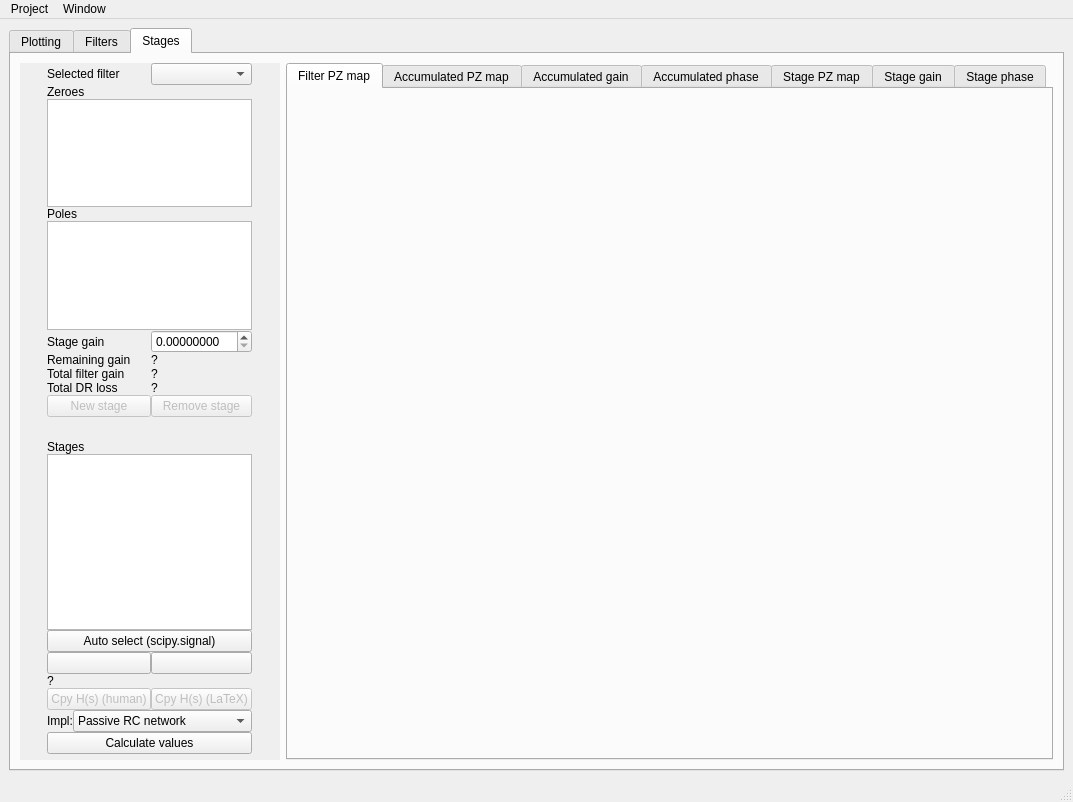
Before: the Qt Designer form designer/mainwindow.ui in juan-sb/filtertool-tc22, drawn with Qt 5.
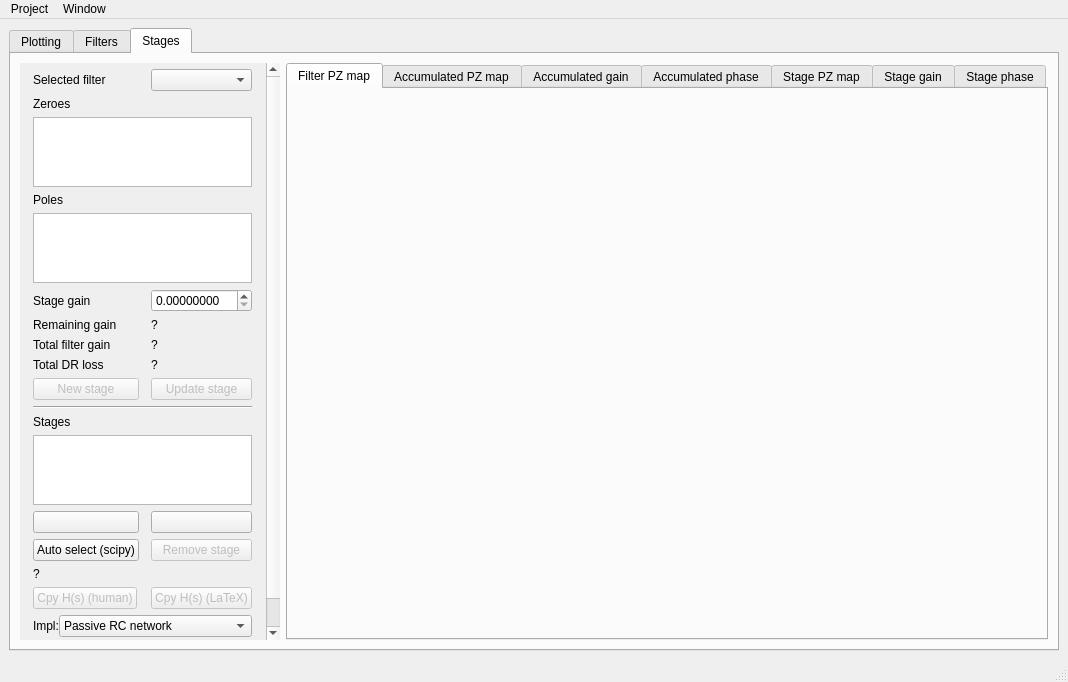
After: the same form once the commit is applied. The open tabs and pages were chosen to show the change. Icons and pictures are not drawn. Custom widgets are drawn as their Qt base class.

What changed in the file:
```diff
--- a/designer/mainwindow.ui
+++ b/designer/mainwindow.ui
@@ -6,8 +6,8 @@
    <rect>
     <x>0</x>
     <y>0</y>
-    <width>1073</width>
-    <height>802</height>
+    <width>1068</width>
+    <height>682</height>
    </rect>
   </property>
   <property name="acceptDrops">
@@ -2362,8 +2362,8 @@
             <rect>
              <x>0</x>
              <y>0</y>
-             <width>239</width>
-             <height>723</height>
+             <width>243</width>
+             <height>617</height>
             </rect>
            </property>
            <property name="sizePolicy">
@@ -2401,142 +2401,26 @@
              <number>7</number>
             </property>
             <item row="0" column="0">
-             <layout class="QGridLayout" name="gridLayout_12" rowstretch="0,0,0,0,0,0,0,0,0,0,0,0,0,0,0,0,0,0,0,0">
+             <layout class="QGridLayout" name="gridLayout_12" rowstretch="0,0,0,0,0,0,0,0,0,0,0,0,0,0,0,0,0,0,0,0,0,0">
               <property name="leftMargin">
                <number>6</number>
               </property>
+              <property name="topMargin">
+               <number>6</number>
+              </property>
               <property name="rightMargin">
                <number>6</number>
               </property>
               <property name="bottomMargin">
                <number>6</number>
               </property>
-              <item row="5" column="1">
-               <widget class="QDoubleSpinBox" name="stage_gain_box">
-                <property name="sizePolicy">
-                 <sizepolicy hsizetype="Preferred" vsizetype="Fixed">
-                  <horstretch>0</horstretch>
-                  <verstretch>0</verstretch>
-                 </sizepolicy>
-                </property>
-                <property name="decimals">
-                 <number>8</number>
-                </property>
-               </widget>
-              </item>
-              <item row="2" column="0" colspan="2">
-               <widget class="QListWidget" name="zeros_list">
-                <property name="sizePolicy">
-                 <sizepolicy hsizetype="Expanding" vsizetype="Expanding">
-                  <horstretch>0</horstretch>
-                  <verstretch>0</verstretch>
-                 </sizepolicy>
-                </property>
-                <property name="maximumSize">
-                 <size>
-                  <width>16777215</width>
-                  <height>125</height>
-                 </size>
-                </property>
-                <property name="selectionMode">
-                 <enum>QAbstractItemView::MultiSelection</enum>
-                </property>
-               </widget>
-              </item>
-              <item row="0" column="1">
-               <widget class="QComboBox" name="stages_selfil_cb"/>
-              </item>
-              <item row="8" column="0">
-               <widget class="QLabel" name="label_38">
-                <property name="text">
-                 <string>Total DR loss</string>
-                </property>
-               </widget>
-              </item>
-              <item row="7" column="1">
-               <widget class="QLabel" name="total_filtgain_label">
-                <property name="text">
-                 <string>?</string>
-                </property>
-               </widget>
-              </item>
-              <item row="4" column="0" colspan="2">
-               <widget class="QListWidget" name="poles_list">
-                <property name="sizePolicy">
-                 <sizepolicy hsizetype="Expanding" vsizetype="Expanding">
-                  <horstretch>0</horstretch>
-                  <verstretch>0</verstretch>
-                 </sizepolicy>
-                </property>
-                <property name="minimumSize">
-                 <size>
-                  <width>0</width>
-                  <height>0</height>
-                 </size>
-                </property>
-                <property name="maximumSize">
-                 <size>
-                  <width>16777215</width>
-                  <height>125</height>
-                 </size>
-                </property>
-                <property name="selectionMode">
-                 <enum>QAbstractItemView::MultiSelection</enum>
-                </property>
-               </widget>
-              </item>
-              <item row="9" column="0">
-               <widget class="QPushButton" name="new_stage_btn">
-                <property name="enabled">
-                 <bool>false</bool>
-                </property>
-                <property name="sizePolicy">
-                 <sizepolicy hsizetype="Minimum" vsizetype="Fixed">
-                  <horstretch>0</horstretch>
-                  <verstretch>0</verstretch>
-                 </sizepolicy>
-                </property>
-                <property name="text">
-                 <string>New stage</string>
-                </property>
-               </widget>
-              </item>
-              <item row="0" column="0">
-               <widget class="QLabel" name="label_31">
-                <property name="text">
-                 <string>Selected filter</string>
-                </property>
-               </widget>
-              </item>
-              <item row="7" column="0">
-               <widget class="QLabel" name="label_34">
-                <property name="text">
-                 <string>Total filter gain</string>
-                </property>
-               </widget>
-              </item>
-              <item row="11" column="0" colspan="2">
-               <widget class="QLabel" name="label_87">
-                <property name="text">
-                 <string>Stages</string>
-                </property>
-               </widget>
-              </item>
-              <item row="6" column="1">
-               <widget class="QLabel" name="remaining_gain_text">
-                <property name="text">
-                 <string>?</string>
-                </property>
-               </widget>
-              </item>
-              <item row="14" column="0" colspan="2">
-               <widget class="QPushButton" name="autoselectstagessp_btn">
-                <property name="text">
-                 <string>Auto select (scipy.signal)</string>
-                </property>
-               </widget>
-              </item>
-              <item row="15" column="0">
+              <property name="horizontalSpacing">
+               <number>12</number>
+              </property>
+              <property name="verticalSpacing">
+               <number>6</number>
+              </property>
+              <item row="16" column="0">
                <widget class="QPushButton" name="sswapdown_btn">
                 <property name="text">
                  <string/>
@@ -2547,20 +2431,10 @@
                 </property>
                </widget>
               </item>
-              <item row="1" column="0" colspan="2">
-               <widget class="QLabel" name="label_88">
-                <property name="sizePolicy">
-                 <sizepolicy hsizetype="Maximum" vsizetype="Preferred">
-                  <horstretch>0</horstretch>
-                  <verstretch>0</verstretch>
-                 </sizepolicy>
-                </property>
-                <property name="text">
-                 <string>Zeroes</string>
-                </property>
-               </widget>
+              <item row="0" column="1">
+               <widget class="QComboBox" name="stages_selfil_cb"/>
               </item>
-              <item row="17" column="1">
+              <item row="19" column="1">
                <widget class="QPushButton" name="sgetHlatex_btn">
                 <property name="enabled">
                  <bool>false</bool>
@@ -2576,72 +2450,6 @@
                 </property>
                </widget>
               </item>
-              <item row="9" column="1">
-               <widget class="QPushButton" name="remove_stage_btn">
-                <property name="enabled">
-                 <bool>false</bool>
-                </property>
-                <property name="sizePolicy">
-                 <sizepolicy hsizetype="Minimum" vsizetype="Fixed">
-                  <horstretch>0</horstretch>
-                  <verstretch>0</verstretch>
-                 </sizepolicy>
-                </property>
-                <property name="maximumSize">
-                 <size>
-                  <width>16777215</width>
-                  <height>16777215</height>
-                 </size>
-                </property>
-                <property name="text">
-                 <string>Remove stage</string>
-                </property>
-               </widget>
-              </item>
-              <item row="6" column="0">
-               <widget class="QLabel" name="label_91">
-                <property name="text">
-                 <string>Remaining gain</string>
-                </property>
-               </widget>
-              </item>
-              <item row="5" column="0">
-               <widget class="QLabel" name="label_90">
-                <property name="text">
-                 <string>Stage gain</string>
-                </property>
-               </widget>
-              </item>
-              <item row="8" column="1">
-               <widget class="QLabel" name="total_filtdrloss_label">
-                <property name="text">
-                 <string>?</string>
-                </property>
-               </widget>
-              </item>
-              <item row="19" column="0" colspan="2">
-               <widget class="QPushButton" name="si_calc_btn">
-                <property name="text">
-                 <string>Calculate values</string>
-                </property>
-               </widget>
-              </item>
-              <item row="17" column="0">
-               <widget class="QPushButton" name="sgetHhuman_btn">
-                <property name="enabled">
-                 <bool>false</bool>
-                </property>
-                <property name="sizePolicy">
-                 <sizepolicy hsizetype="Maximum" vsizetype="Fixed">
-                  <horstretch>0</horstretch>
-                  <verstretch>0</verstretch>
-                 </sizepolicy>
-                </property>
-                <property name="text">
-                 <string>Cpy H(s) (human)</string>
-                </property>
-               </widget>
-              </item>
               <item row="3" column="0" colspan="2">
                <widget class="QLabel" name="label_89">
                 <property name="sizePolicy">
@@ -2655,7 +2463,58 @@
                 </property>
                </widget>
               </item>
-              <item row="18" column="0" colspan="2">
+              <item row="10" column="0">
+               <spacer name="verticalSpacer_3">
+                <property name="orientation">
+                 <enum>Qt::Vertical</enum>
+                </property>
+                <property name="sizeHint" stdset="0">
+                 <size>
+                  <width>20</width>
+                  <height>40</height>
+                 </size>
+                </property>
+               </spacer>
+              </item>
+              <item row="13" column="0" colspan="2">
+               <widget class="QListWidget" name="stages_list">
+                <property name="sizePolicy">
+                 <sizepolicy hsizetype="Expanding" vsizetype="Expanding">
+                  <horstretch>0</horstretch>
+                  <verstretch>0</verstretch>
+                 </sizepolicy>
+                </property>
+               </widget>
+              </item>
+              <item row="6" column="0">
+               <widget class="QLabel" name="label_91">
+                <property name="text">
+                 <string>Remaining gain</string>
+                </property>
+               </widget>
+              </item>
+              <item row="0" column="0">
+               <widget class="QLabel" name="label_31">
+                <property name="text">
+                 <string>Selected filter</string>
+                </property>
+               </widget>
+              </item>
+              <item row="8" column="0">
+               <widget class="QLabel" name="label_38">
+                <property name="text">
+                 <string>Total DR loss</string>
+                </property>
+               </widget>
+              </item>
+              <item row="7" column="1">
+               <widget class="QLabel" name="total_filtgain_label">
+                <property name="text">
+                 <string>?</string>
+                </property>
+               </widget>
+              </item>
+              <item row="20" column="0" colspan="2">
                <layout class="QHBoxLayout" name="horizontalLayout_6" stretch="0,1">
                 <item>
                  <widget class="QLabel" name="label_37">
@@ -2731,8 +2590,11 @@
                 </item>
                </layout>
               </item>
-              <item row="15" column="1">
-               <widget class="QPushButton" name="sswapup_btn">
+              <item row="9" column="0">
+               <widget class="QPushButton" name="new_stage_btn">
+                <property name="enabled">
+                 <bool>false</bool>
+                </property>
                 <property name="sizePolicy">
                  <sizepolicy hsizetype="Minimum" vsizetype="Fixed">
                   <horstretch>0</horstretch>
@@ -2740,11 +2602,11 @@
                  </sizepolicy>
                 </property>
                 <property name="text">
-                 <string/>
+                 <string>New stage</string>
                 </property>
                </widget>
               </item>
-              <item row="16" column="0" colspan="2">
+              <item row="18" column="0" colspan="2">
                <widget class="QLabel" name="si_info">
                 <property name="maximumSize">
                  <size>
@@ -2757,26 +2619,208 @@
                 </property>
                </widget>
               </item>
-              <item row="10" column="0">
-               <spacer name="verticalSpacer_3">
-                <property name="orientation">
-                 <enum>Qt::Vertical</enum>
+              <item row="19" column="0">
+               <widget class="QPushButton" name="sgetHhuman_btn">
+                <property name="enabled">
+                 <bool>false</bool>
                 </property>
-                <property name="sizeHint" stdset="0">
-                 <size>
-                  <width>20</width>
-                  <height>40</height>
-                 </size>
+                <property name="sizePolicy">
+                 <sizepolicy hsizetype="Maximum" vsizetype="Fixed">
+                  <horstretch>0</horstretch>
+                  <verstretch>0</verstretch>
+                 </sizepolicy>
                 </property>
-               </spacer>
+                <property name="text">
+                 <string>Cpy H(s) (human)</string>
+                </property>
+               </widget>
+              </item>
+              <item row="8" column="1">
+               <widget class="QLabel" name="total_filtdrloss_label">
+                <property name="text">
+                 <string>?</string>
+                </property>
+               </widget>
+              </item>
+              <item row="5" column="0">
+               <widget class="QLabel" name="label_90">
+                <property name="text">
+                 <string>Stage gain</string>
+                </property>
+               </widget>
+              </item>
+              <item row="7" column="0">
+               <widget class="QLabel" name="label_34">
+                <property name="text">
+                 <string>Total filter gain</string>
+                </property>
+               </widget>
+              </item>
+              <item row="6" column="1">
+               <widget class="QLabel" name="remaining_gain_text">
+                <property name="text">
+                 <string>?</string>
+                </property>
+               </widget>
               </item>
               <item row="12" column="0" colspan="2">
-               <widget class="QListWidget" name="stages_list">
+               <widget class="QLabel" name="label_87">
                 <property name="sizePolicy">
+                 <sizepolicy hsizetype="Preferred" vsizetype="Fixed">
+                  <horstretch>0</horstretch>
+                  <verstretch>0</verstretch>
+                 </sizepolicy>
+                </property>
+                <property name="maximumSize">
+                 <size>
+                  <width>1957844</width>
+                  <height>20</height>
+                 </size>
+                </property>
+                <property name="text">
+                 <string>Stages</string>
+                </property>
+               </widget>
+              </item>
+              <item row="2" column="0" colspan="2">
+               <widget class="QListWidget" name="zeros_list">
+                <property name="sizePolicy">
                  <sizepolicy hsizetype="Expanding" vsizetype="Expanding">
                   <horstretch>0</horstretch>
                   <verstretch>0</verstretch>
                  </sizepolicy>
+                </property>
+                <property name="maximumSize">
+                 <size>
+                  <width>16777215</width>
+                  <height>125</height>
+                 </size>
+                </property>
+                <property name="selectionMode">
+                 <enum>QAbstractItemView::MultiSelection</enum>
+                </property>
+               </widget>
+              </item>
+              <item row="1" column="0" colspan="2">
+               <widget class="QLabel" name="label_88">
+                <property name="sizePolicy">
+                 <sizepolicy hsizetype="Maximum" vsizetype="Preferred">
+                  <horstretch>0</horstretch>
+                  <verstretch>0</verstretch>
+                 </sizepolicy>
+                </property>
+                <property name="text">
+                 <string>Zeroes</string>
+                </property>
+               </widget>
+              </item>
+              <item row="21" column="0" colspan="2">
+               <widget class="QPushButton" name="si_calc_btn">
+                <property name="text">
+                 <string>Calculate values</string>
+                </property>
+               </widget>
+              </item>
+              <item row="16" column="1">
+               <widget class="QPushButton" name="sswapup_btn">
+                <property name="sizePolicy">
+                 <sizepolicy hsizetype="Minimum" vsizetype="Fixed">
+                  <horstretch>0</horstretch>
+                  <verstretch>0</verstretch>
+                 </sizepolicy>
+                </property>
+                <property name="text">
+                 <string/>
+                </property>
+               </widget>
+              </item>
+              <item row="4" column="0" colspan="2">
+               <widget class="QListWidget" name="poles_list">
+                <property name="sizePolicy">
+                 <sizepolicy hsizetype="Expanding" vsizetype="Expanding">
+                  <horstretch>0</horstretch>
+                  <verstretch>0</verstretch>
+                 </sizepolicy>
+                </property>
+                <property name="minimumSize">
+                 <size>
+                  <width>0</width>
+                  <height>0</height>
+                 </size>
+                </property>
+                <property name="maximumSize">
+                 <size>
+                  <width>16777215</width>
+                  <height>125</height>
+                 </size>
+                </property>
+                <property name="selectionMode">
+                 <enum>QAbstractItemView::MultiSelection</enum>
+                </property>
+               </widget>
+              </item>
+              <item row="5" column="1">
+               <widget class="QDoubleSpinBox" name="stage_gain_box">
+                <property name="sizePolicy">
+                 <sizepolicy hsizetype="Preferred" vsizetype="Fixed">
+                  <horstretch>0</horstretch>
+                  <verstretch>0</verstretch>
+                 </sizepolicy>
+                </property>
+                <property name="decimals">
+                 <number>8</number>
+                </property>
+               </widget>
+              </item>
+              <item row="17" column="0">
+               <widget class="QPushButton" name="autoselectstagessp_btn">
+                <property name="text">
+                 <string>Auto select (scipy)</string>
+                </property>
+               </widget>
+              </item>
+              <item row="17" column="1">
+               <widget class="QPushButton" name="remove_stage_btn">
+                <property name="enabled">
+                 <bool>false</bool>
+                </property>
+                <property name="sizePolicy">
+                 <sizepolicy hsizetype="Minimum" vsizetype="Fixed">
+                  <horstretch>0</horstretch>
+                  <verstretch>0</verstretch>
+                 </sizepolicy>
+                </property>
+                <property name="maximumSize">
+                 <size>
+                  <width>16777215</width>
+                  <height>16777215</height>
+                 </size>
+                </property>
+                <property name="text">
+                 <string>Remove stage</string>
+                </property>
+               </widget>
+              </item>
+              <item row="9" column="1">
+               <widget class="QPushButton" name="updatestage_btn">
+                <property name="enabled">
+                 <bool>false</bool>
+                </property>
+                <property name="text">
+                 <string>Update stage</string>
+                </property>
+               </widget>
+              </item>
+              <item row="11" column="0" colspan="2">
+               <widget class="Line" name="line">
+                <property name="maximumSize">
+                 <size>
+                  <width>2165116</width>
+                  <height>10</height>
+                 </size>
+                </property>
+                <property name="orientation">
+                 <enum>Qt::Horizontal</enum>
                 </property>
                </widget>
               </item>
@@ -2797,8 +2841,8 @@
     <rect>
      <x>0</x>
      <y>0</y>
-     <width>1073</width>
-     <height>26</height>
+     <width>1068</width>
+     <height>21</height>
     </rect>
    </property>
    <widget class="QMenu" name="menuProject">
```
Left out of the diff: 16 changed lines with no effect on the pictures.
